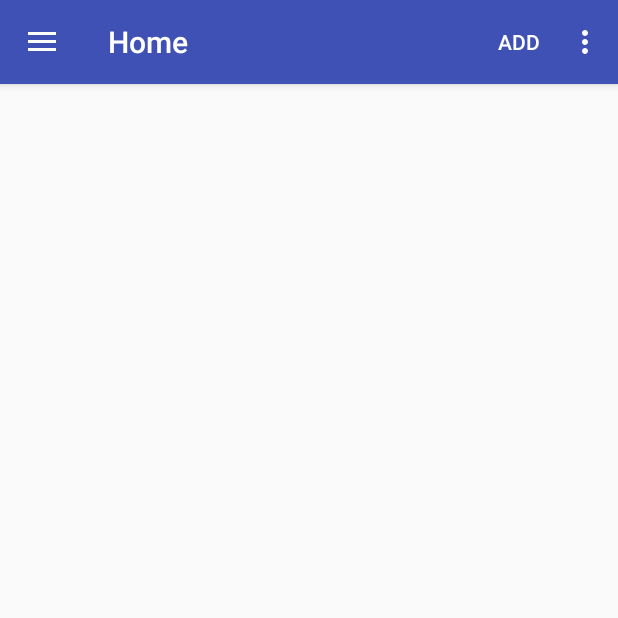
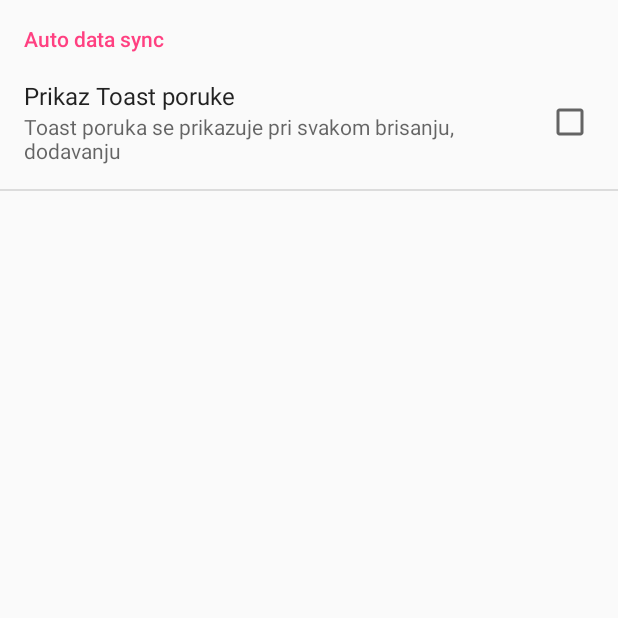
Before and after one commit to DanijelaKaraklic/TuristickiVodic, an Android app: the screen it shows after launch (Home before the commit, SettingsActivity after it), in the side drawer, after a tap on "Settings", on a phone screen of 412 x 824 dp, the top half of it. Run offline under Robolectric (Android 15) with nearby library versions, the phone set to English and light mode, and no system bars; libraries missing offline, so code that uses them is left out: com.j256.ormlite.

Commit message:
Dodat SettingsActivity

```diff
--- a/app/src/main/AndroidManifest.xml
+++ b/app/src/main/AndroidManifest.xml
@@ -28,6 +28,12 @@
             android:icon="@mipmap/ic_launcher"
             android:theme="@style/AppTheme.NoActionBar" />
 
+        <activity
+            android:name="rs.aleph.android.example21.activities.SettingsActivity"
+            android:label="Settings Activity"
+            android:icon="@mipmap/ic_launcher"
+            android:theme="@style/AppTheme.NoActionBar" />
+
 
 
     </application>
--- a/app/src/main/java/rs/aleph/android/example21/activities/Home.java
+++ b/app/src/main/java/rs/aleph/android/example21/activities/Home.java
@@ -261,14 +261,19 @@ public class Home extends AppCompatActivity
         int id=item.getItemId();
         switch (id){
 
-          /*  case R.id.nav_home:
+            case R.id.nav_home:
                 Intent h= new Intent(Home.this,Home.class);
                 startActivity(h);
                 break;
             case R.id.nav_settings:
-                *//*Intent i = new Intent(Home.this,SettingsActivity.class);
-                startActivity(i);*//*
+                Intent i = new Intent(Home.this,SettingsActivity.class);
+                startActivity(i);
+                break;
+           /* case R.id.nav_about:
+                Intent k = new Intent(Home.this,SettingsActivity.class);
+                startActivity(k);
                 break;*/
+
 
         }
 
--- a/app/src/main/java/rs/aleph/android/example21/activities/SecondActivity.java
+++ b/app/src/main/java/rs/aleph/android/example21/activities/SecondActivity.java
@@ -581,7 +581,6 @@ public class SecondActivity extends AppCompatActivity
         //here is the main place where we need to work on.
         int id=item.getItemId();
         switch (id){
-/*
             case R.id.nav_home:
                 Intent h= new Intent(SecondActivity.this,Home.class);
                 startActivity(h);
@@ -589,8 +588,7 @@ public class SecondActivity extends AppCompatActivity
             case R.id.nav_settings:
                 Intent i = new Intent(SecondActivity.this,SettingsActivity.class);
                 startActivity(i);
-                break;*/
-
+                break;
             /*if (dialogAlert == null) {
                 dialogAlert = new AboutDialog(SecondActivity.this).prepareDialog();
             } else {
--- /dev/null
+++ b/app/src/main/java/rs/aleph/android/example21/activities/SettingsActivity.java
@@ -0,0 +1,51 @@
+package rs.aleph.android.example21.activities;
+
+import android.os.Bundle;
+import android.preference.PreferenceActivity;
+import android.preference.PreferenceFragment;
+import android.support.v4.app.NavUtils;
+import android.view.MenuItem;
+
+import rs.aleph.android.example21.R;
+
+/**
+ * Created by androiddevelopment on 29.11.17..
+ */
+
+public class SettingsActivity extends PreferenceActivity {
+
+    @Override
+    protected void onCreate(Bundle savedInstanceState) {
+        super.onCreate(savedInstanceState);
+
+        getFragmentManager().beginTransaction().replace(android.R.id.content, new PrefsFragment()).commit();
+    }
+
+    @Override
+    public boolean onOptionsItemSelected(MenuItem item) {
+        switch (item.getItemId()) {
+            // Respond to the action bar's Up/Home button
+            case android.R.id.home:
+                NavUtils.navigateUpFromSameTask(this);
+                return true;
+        }
+        return super.onOptionsItemSelected(item);
+    }
+
+    @Override
+    protected void onResume() {
+        super.onResume();
+    }
+
+    public static class PrefsFragment extends PreferenceFragment {
+
+        @Override
+        public void onCreate(Bundle savedInstanceState) {
+            super.onCreate(savedInstanceState);
+
+            // Load the preferences from an XML resource
+            addPreferencesFromResource(R.xml.preferences);
+        }
+    }
+
+}
--- a/app/src/main/res/values/strings.xml
+++ b/app/src/main/res/values/strings.xml
@@ -4,4 +4,6 @@
 
     <string name="nav_draw_open">Navigation drawer open</string>
     <string name="nav_close">Navigation drawer close</string>
+    <string name="pref_sum">Toast poruka se prikazuje pri svakom brisanju, dodavanju</string>
+    <string name="pref_t">Prikaz Toast poruke</string>
 </resources>
--- /dev/null
+++ b/app/src/main/res/xml/preferences.xml
@@ -0,0 +1,18 @@
+<?xml version="1.0" encoding="utf-8"?>
+<PreferenceScreen xmlns:android="http://schemas.android.com/apk/res/android" >
+
+    <PreferenceCategory
+        android:title="Auto data sync"
+        android:key="sync_settings">
+
+        <CheckBoxPreference
+            android:defaultValue="false"
+            android:key="pref_toast"
+            android:summary="@string/pref_sum"
+            android:title="@string/pref_t" />
+
+
+
+    </PreferenceCategory>
+
+</PreferenceScreen>
```
Also changed, not shown: app/src/main/res/menu/activity_home_drawer.xml (+6 -1 lines), 3 other files.
